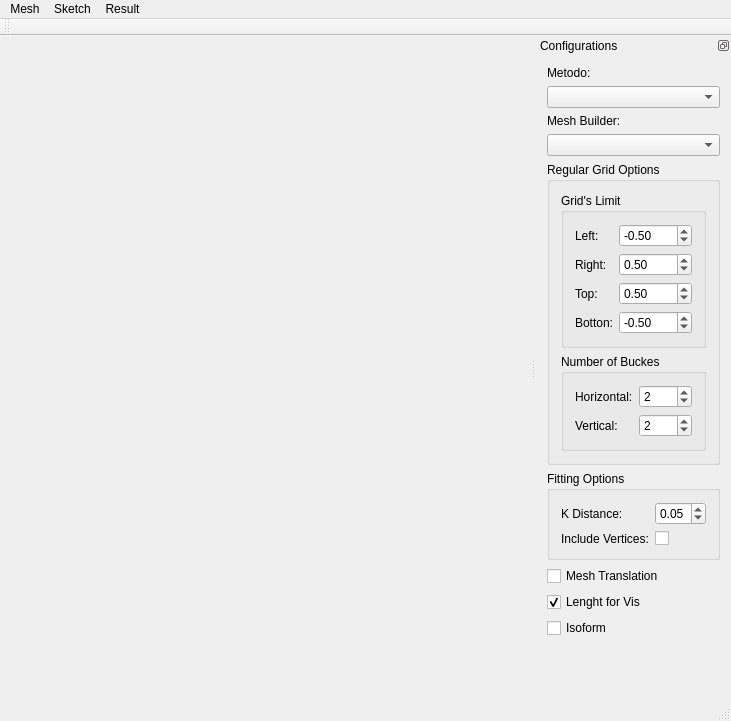
Above: src/mainwindow.ui from ethiago/triquadgl before the change. Below: the same form after it.
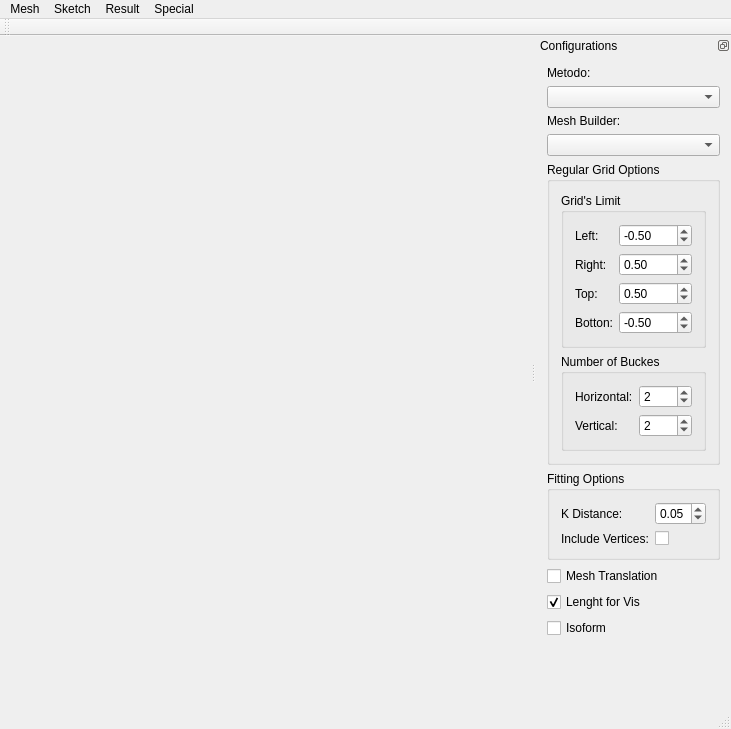
That is the form after the change.

Patch:
```diff
--- a/src/mainwindow.ui
+++ b/src/mainwindow.ui
@@ -7,7 +7,7 @@
     <x>0</x>
     <y>0</y>
     <width>731</width>
-    <height>721</height>
+    <height>729</height>
    </rect>
   </property>
   <property name="sizePolicy">
@@ -48,7 +48,7 @@
      <x>0</x>
      <y>0</y>
      <width>731</width>
-     <height>25</height>
+     <height>22</height>
     </rect>
    </property>
    <widget class="QMenu" name="menuMesh">
@@ -83,9 +83,16 @@
     <addaction name="actionFitting_Measure"/>
     <addaction name="actionMake_Smooth"/>
    </widget>
+   <widget class="QMenu" name="menuSpecial">
+    <property name="title">
+     <string>Special</string>
+    </property>
+    <addaction name="actionLoad_Image"/>
+   </widget>
    <addaction name="menuMesh"/>
    <addaction name="menuSketch"/>
    <addaction name="menuConfigurations"/>
+   <addaction name="menuSpecial"/>
   </widget>
   <widget class="QDockWidget" name="dockWidget">
    <property name="floating">
```
Left out of the diff: 5 changed lines with no effect on the pictures.
